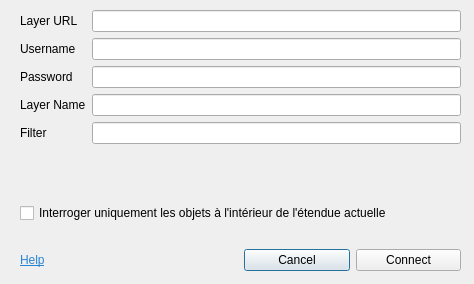
First picture: the form in arcgiscon_dialog_new.ui, repository geometalab/ArcGISConnector-QGIS-Plugin, before the edit.
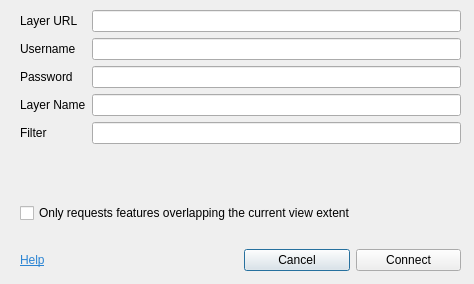
Second picture: the form after the edit.

Patch:
```diff
--- a/arcgiscon_dialog_new.ui
+++ b/arcgiscon_dialog_new.ui
@@ -82,7 +82,7 @@
       <item row="16" column="0" colspan="2">
        <widget class="QCheckBox" name="extentOnly">
         <property name="text">
-         <string>Interroger uniquement les objets à l'intérieur de l'étendue actuelle</string>
+         <string>Only requests features overlapping the current view extent</string>
         </property>
        </widget>
       </item>
```
Left out of the diff: 3 changed lines with no effect on the pictures.
